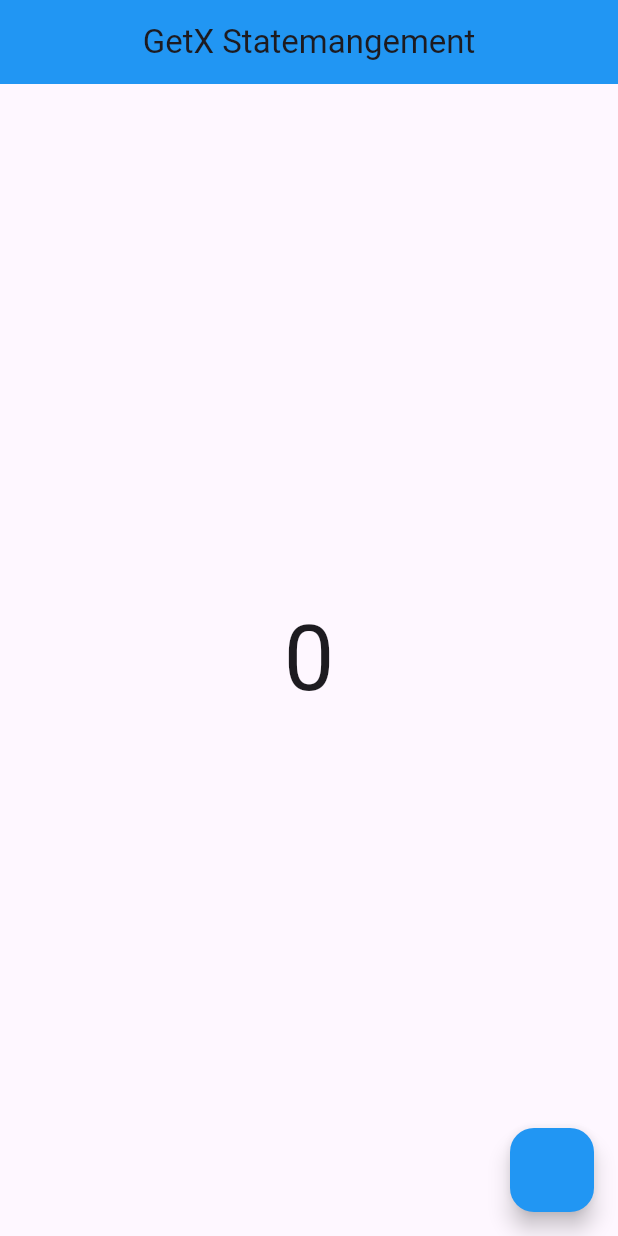
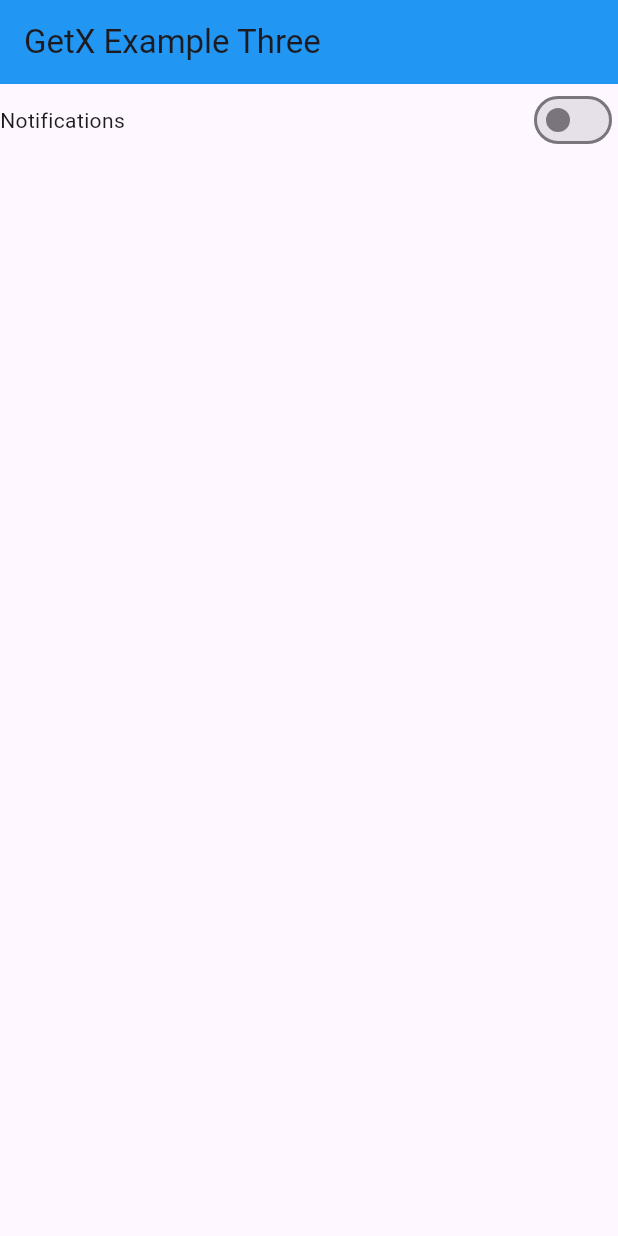
Before and after one commit to HammadSheikh77/Counter-App-using-GetX-statemangement, a Flutter app: the screen it shows after launch, on a phone screen of 412 x 824 dp. Run offline on Flutter 3.47's test engine with Material 3 defaults, Android fonts, the light colour scheme and no system bars; our stand-ins replace get.

Commit message:
Counter App using GetX Statemangement

```diff
--- /dev/null
+++ b/lib/example_three.dart
@@ -0,0 +1,35 @@
+import 'package:flutter/material.dart';
+import 'package:get/get.dart';
+import 'package:getx_statemanagement_flutter/examplethree_controller.dart';
+
+class ExampleThree extends StatefulWidget {
+  const ExampleThree({super.key});
+
+  @override
+  State<ExampleThree> createState() => _ExampleThreeState();
+}
+
+class _ExampleThreeState extends State<ExampleThree> {
+  final ExampleThreeController exampleThreeController =
+      Get.put(ExampleThreeController());
+  @override
+  Widget build(BuildContext context) {
+    return Scaffold(
+      appBar: AppBar(
+        title: const Text('GetX Example Three'),
+        backgroundColor: Colors.blue,
+      ),
+      body: Row(
+        mainAxisAlignment: MainAxisAlignment.spaceBetween,
+        children: [
+          const Text('Notifications'),
+          Obx(() => Switch(
+              value: exampleThreeController.notification.value,
+              onChanged: (value) {
+                exampleThreeController.setNotifications(value);
+              })),
+        ],
+      ),
+    );
+  }
+}
--- /dev/null
+++ b/lib/examplethree_controller.dart
@@ -0,0 +1,9 @@
+import 'package:get/get.dart';
+
+class ExampleThreeController extends GetxController{
+
+  RxBool notification = false.obs;
+  setNotifications(bool value){
+    notification.value = value;
+  }
+}
--- a/lib/exmaple_two.dart
+++ b/lib/exmaple_two.dart
@@ -1,5 +1,3 @@
-import 'dart:ffi';
-
 import 'package:flutter/material.dart';
 import 'package:get/get.dart';
 import 'package:getx_statemanagement_flutter/exampletwo_countroller.dart';
--- a/lib/main.dart
+++ b/lib/main.dart
@@ -1,6 +1,6 @@
 import 'package:flutter/material.dart';
 import 'package:get/get.dart';
-import 'package:getx_statemanagement_flutter/counter_screen.dart';
+import 'package:getx_statemanagement_flutter/example_three.dart';
 
 
 
@@ -15,7 +15,7 @@ class MyApp extends StatelessWidget {
   @override
   Widget build(BuildContext context) {
     return const GetMaterialApp(
-      home:  CounterScreen(),
+      home:  ExampleThree(),
     );
   }
 }
```
